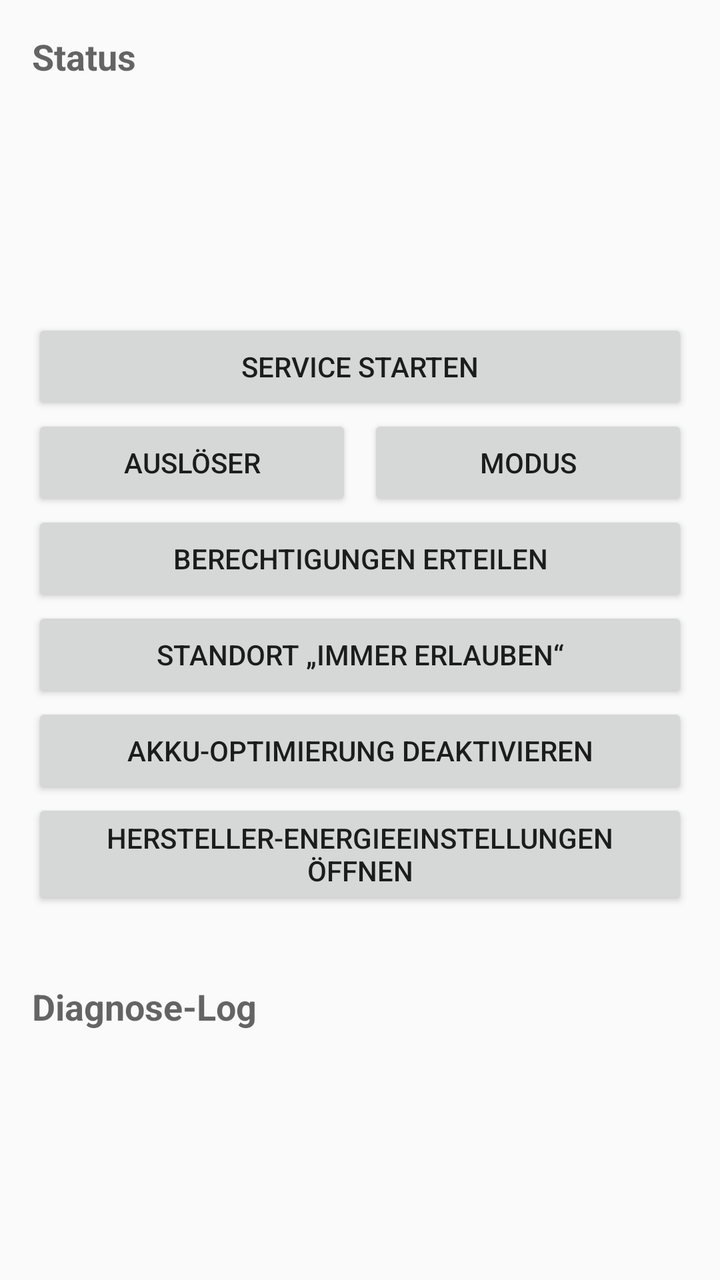
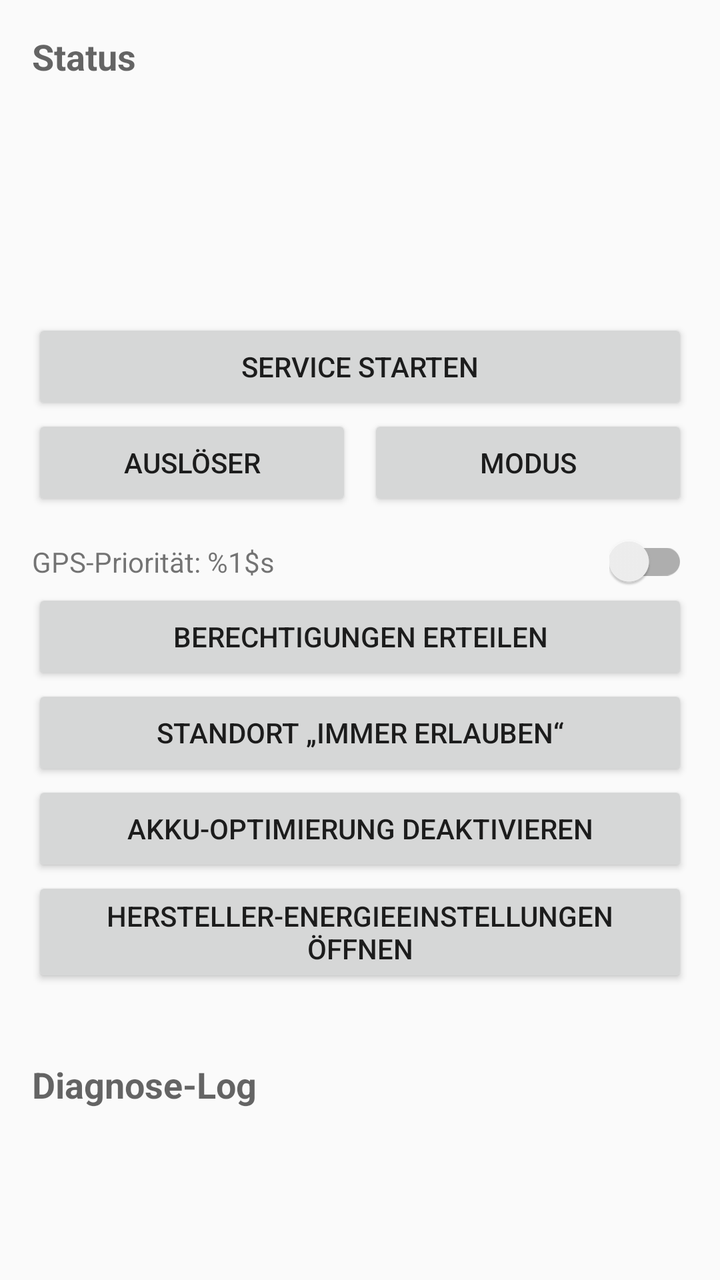

Compare the two renders of this Android layout. The source of the first and the diff that turns it into the second are given below.
<!-- AndroidManifest.xml: application theme Theme.Insta360Remote -->
<!-- res/layout/activity_main.xml -->
<?xml version="1.0" encoding="utf-8"?>
<ScrollView xmlns:android="http://schemas.android.com/apk/res/android"
    android:layout_width="match_parent"
    android:layout_height="match_parent"
    android:fillViewport="true">

    <LinearLayout
        android:layout_width="match_parent"
        android:layout_height="wrap_content"
        android:orientation="vertical"
        android:padding="16dp">

        <TextView
            android:id="@+id/statusHeader"
            style="?android:attr/textAppearanceMedium"
            android:layout_width="wrap_content"
            android:layout_height="wrap_content"
            android:textStyle="bold"
            android:text="@string/status_header" />

        <TextView
            android:id="@+id/statusService"
            android:layout_width="match_parent"
            android:layout_height="wrap_content"
            android:layout_marginTop="8dp"
            android:fontFamily="monospace" />

        <TextView
            android:id="@+id/statusBle"
            android:layout_width="match_parent"
            android:layout_height="wrap_content"
            android:fontFamily="monospace" />

        <TextView
            android:id="@+id/statusLastFix"
            android:layout_width="match_parent"
            android:layout_height="wrap_content"
            android:fontFamily="monospace" />

        <TextView
            android:id="@+id/statusCamera"
            android:layout_width="match_parent"
            android:layout_height="wrap_content"
            android:fontFamily="monospace" />

        <TextView
            android:id="@+id/statusBattery"
            android:layout_width="match_parent"
            android:layout_height="wrap_content"
            android:fontFamily="monospace" />

        <Button
            android:id="@+id/btnToggle"
            android:layout_width="match_parent"
            android:layout_height="wrap_content"
            android:layout_marginTop="16dp"
            android:text="@string/btn_toggle_start" />

        
        <LinearLayout
            android:layout_width="match_parent"
            android:layout_height="wrap_content"
            android:orientation="horizontal">

            <Button
                android:id="@+id/btnShutter"
                android:layout_width="0dp"
                android:layout_height="wrap_content"
                android:layout_weight="1"
                android:layout_marginEnd="4dp"
                android:text="@string/btn_shutter" />

            <Button
                android:id="@+id/btnMode"
                android:layout_width="0dp"
                android:layout_height="wrap_content"
                android:layout_weight="1"
                android:layout_marginStart="4dp"
                android:text="@string/btn_mode" />
        </LinearLayout>

        <Button
            android:id="@+id/btnPermissions"
            android:layout_width="match_parent"
            android:layout_height="wrap_content"
            android:text="@string/btn_permissions" />

        <Button
            android:id="@+id/btnBackgroundLocation"
            android:layout_width="match_parent"
            android:layout_height="wrap_content"
            android:text="@string/btn_background_location" />

        <Button
            android:id="@+id/btnBatteryOpt"
            android:layout_width="match_parent"
            android:layout_height="wrap_content"
            android:text="@string/btn_battery_opt" />

        <Button
            android:id="@+id/btnOemSettings"
            android:layout_width="match_parent"
            android:layout_height="wrap_content"
            android:text="@string/btn_oem_settings" />

        <TextView
            android:id="@+id/oemHint"
            android:layout_width="match_parent"
            android:layout_height="wrap_content"
            android:layout_marginTop="4dp"
            android:textSize="12sp" />

        <TextView
            android:id="@+id/logHeader"
            style="?android:attr/textAppearanceMedium"
            android:layout_width="wrap_content"
            android:layout_height="wrap_content"
            android:layout_marginTop="16dp"
            android:textStyle="bold"
            android:text="@string/log_header" />

        <TextView
            android:id="@+id/logText"
            android:layout_width="match_parent"
            android:layout_height="wrap_content"
            android:layout_marginTop="8dp"
            android:fontFamily="monospace"
            android:textSize="11sp" />
    </LinearLayout>
</ScrollView>
<!-- resources referenced by this layout -->
<resources>
  <string name="btn_background_location">Standort \u201eImmer erlauben\u201c</string>
  <string name="btn_battery_opt">Akku-Optimierung deaktivieren</string>
  <string name="btn_mode">Modus</string>
  <string name="btn_oem_settings">Hersteller-Energieeinstellungen öffnen</string>
  <string name="btn_permissions">Berechtigungen erteilen</string>
  <string name="btn_shutter">Auslöser</string>
  <string name="btn_toggle_start">Service starten</string>
  <string name="log_header">Diagnose-Log</string>
  <string name="status_header">Status</string>
  <style name="Theme.Insta360Remote" parent="Theme.AppCompat.Light.NoActionBar">
          <item name="android:statusBarColor">@android:color/black</item>
      </style>
</resources>

<!-- the commit's change to res/layout/activity_main.xml (unified diff, before → after) -->
@@ -79,6 +79,27 @@
                 android:text="@string/btn_mode" />
         </LinearLayout>
 
+        
+        <LinearLayout
+            android:layout_width="match_parent"
+            android:layout_height="wrap_content"
+            android:layout_marginTop="12dp"
+            android:gravity="center_vertical"
+            android:orientation="horizontal">
+
+            <TextView
+                android:id="@+id/locationModeLabel"
+                android:layout_width="0dp"
+                android:layout_height="wrap_content"
+                android:layout_weight="1"
+                android:text="@string/status_location_priority" />
+
+            <androidx.appcompat.widget.SwitchCompat
+                android:id="@+id/switchLocationPriority"
+                android:layout_width="wrap_content"
+                android:layout_height="wrap_content" />
+        </LinearLayout>
+
         <Button
             android:id="@+id/btnPermissions"
             android:layout_width="match_parent"
<!-- resource entries referenced after the edit -->
@@ -9,6 +9,7 @@
   <string name="btn_toggle_start">Service starten</string>
   <string name="log_header">Diagnose-Log</string>
   <string name="status_header">Status</string>
+  <string name="status_location_priority">GPS-Priorität: %1$s</string>
   <style name="Theme.Insta360Remote" parent="Theme.AppCompat.Light.NoActionBar">
           <item name="android:statusBarColor">@android:color/black</item>
       </style>
